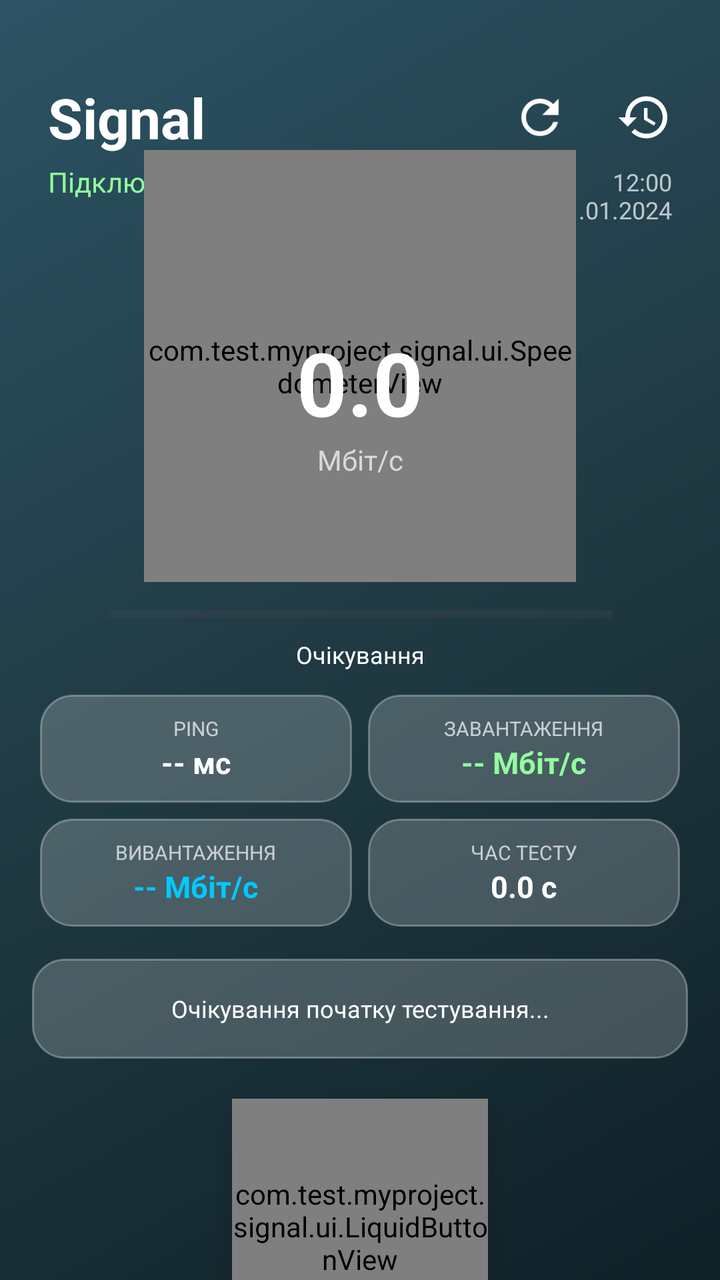
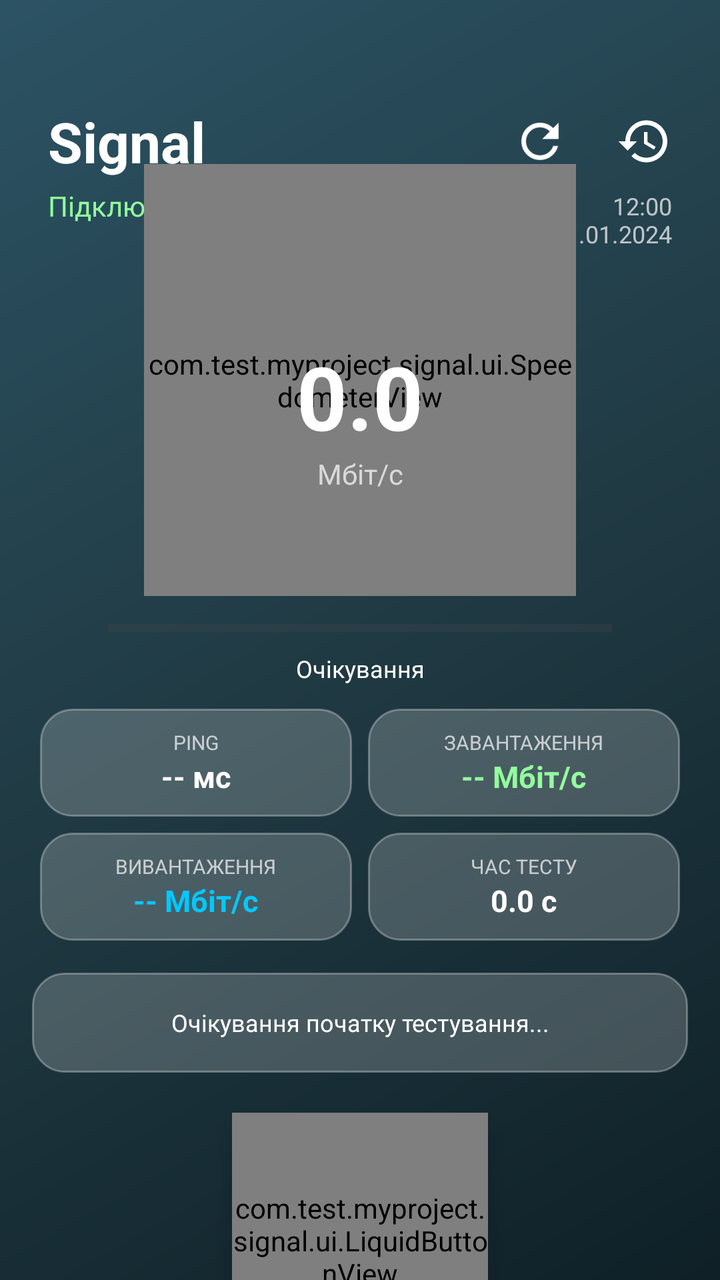

An Android layout rendered at two revisions. The XML below is the earlier revision; the diff shows what the commit changed to produce the second picture.
<!-- AndroidManifest.xml: activity theme Theme.Signal -->
<!-- res/layout/activity_main.xml -->
<?xml version="1.0" encoding="utf-8"?>
<androidx.constraintlayout.widget.ConstraintLayout xmlns:android="http://schemas.android.com/apk/res/android"
    xmlns:app="http://schemas.android.com/apk/res-auto"
    xmlns:tools="http://schemas.android.com/tools"
    android:layout_width="match_parent"
    android:layout_height="match_parent"
    android:background="@drawable/gradient_background"
    tools:context=".ui.MainActivity">

    <TextView
        android:id="@+id/tvAppTitle"
        android:layout_width="0dp"
        android:layout_height="wrap_content"
        android:layout_marginStart="24dp"
        android:layout_marginTop="40dp"
        android:text="Signal"
        android:textColor="#FFFFFF"
        android:textSize="28sp"
        android:textStyle="bold"
        app:layout_constraintEnd_toStartOf="@+id/btnRefresh"
        app:layout_constraintStart_toStartOf="parent"
        app:layout_constraintTop_toTopOf="parent" />

    <TextView
        android:id="@+id/tvNetworkType"
        android:layout_width="0dp"
        android:layout_height="wrap_content"
        android:layout_marginTop="4dp"
        android:text="Підключення: Перевірка..."
        android:textColor="#92FE9D"
        android:textSize="14sp"
        app:layout_constraintEnd_toStartOf="@+id/tvDateTime"
        app:layout_constraintStart_toStartOf="@+id/tvAppTitle"
        app:layout_constraintTop_toBottomOf="@+id/tvAppTitle" />

    <ImageView
        android:id="@+id/btnHistory"
        android:layout_width="48dp"
        android:layout_height="48dp"
        android:layout_marginEnd="14dp"
        android:background="?attr/selectableItemBackgroundBorderless"
        android:clickable="true"
        android:focusable="true"
        android:padding="10dp"
        android:src="@drawable/ic_history"
        app:layout_constraintBottom_toBottomOf="@+id/tvAppTitle"
        app:layout_constraintEnd_toEndOf="parent"
        app:layout_constraintTop_toTopOf="@+id/tvAppTitle"
        app:tint="#FFFFFF" />

    <ImageView
        android:id="@+id/btnRefresh"
        android:layout_width="48dp"
        android:layout_height="48dp"
        android:layout_marginEnd="4dp"
        android:background="?attr/selectableItemBackgroundBorderless"
        android:clickable="true"
        android:focusable="true"
        android:padding="10dp"
        android:src="@drawable/ic_refresh"
        app:layout_constraintBottom_toBottomOf="@+id/btnHistory"
        app:layout_constraintEnd_toStartOf="@+id/btnHistory"
        app:layout_constraintTop_toTopOf="@+id/btnHistory"
        app:tint="#FFFFFF" />

    <TextView
        android:id="@+id/tvDateTime"
        android:layout_width="wrap_content"
        android:layout_height="wrap_content"
        android:layout_marginEnd="24dp"
        android:gravity="end"
        android:text="12:00\n01.01.2024"
        android:textColor="#B3FFFFFF"
        android:textSize="12sp"
        app:layout_constraintEnd_toEndOf="parent"
        app:layout_constraintTop_toBottomOf="@+id/btnHistory" />

    <FrameLayout
        android:id="@+id/speedometerContainer"
        android:layout_width="0dp"
        android:layout_height="0dp"
        android:layout_marginTop="8dp"
        app:layout_constraintWidth_percent="0.6"
        app:layout_constraintDimensionRatio="1:1"
        app:layout_constraintVertical_chainStyle="packed"
        app:layout_constraintVertical_bias="0.4"
        app:layout_constraintBottom_toTopOf="@+id/tvServerLocation"
        app:layout_constraintEnd_toEndOf="parent"
        app:layout_constraintStart_toStartOf="parent"
        app:layout_constraintTop_toBottomOf="@+id/tvDateTime">

        <com.test.myproject.signal.ui.SpeedometerView
            android:id="@+id/speedometerView"
            android:layout_width="match_parent"
            android:layout_height="match_parent" />

        <androidx.constraintlayout.widget.ConstraintLayout
            android:layout_width="match_parent"
            android:layout_height="match_parent">

            <TextView
                android:id="@+id/tvCurrentSpeed"
                android:layout_width="0dp"
                android:layout_height="wrap_content"
                android:layout_marginHorizontal="20dp"
                android:gravity="center"
                android:lines="1"
                android:text="0.0"
                android:textColor="#FFFFFF"
                android:textSize="44sp"
                android:textStyle="bold"
                app:autoSizeMaxTextSize="44sp"
                app:autoSizeMinTextSize="24sp"
                app:autoSizeTextType="uniform"
                app:layout_constraintBottom_toBottomOf="parent"
                app:layout_constraintEnd_toEndOf="parent"
                app:layout_constraintStart_toStartOf="parent"
                app:layout_constraintTop_toTopOf="parent"
                app:layout_constraintVertical_bias="0.55" />

            <TextView
                android:id="@+id/tvSpeedUnit"
                android:layout_width="wrap_content"
                android:layout_height="wrap_content"
                android:text="Мбіт/с"
                android:textColor="#B3FFFFFF"
                android:textSize="14sp"
                app:layout_constraintEnd_toEndOf="@+id/tvCurrentSpeed"
                app:layout_constraintStart_toStartOf="@+id/tvCurrentSpeed"
                app:layout_constraintTop_toBottomOf="@+id/tvCurrentSpeed" />
        </androidx.constraintlayout.widget.ConstraintLayout>
    </FrameLayout>

    <TextView
        android:id="@+id/tvServerLocation"
        android:layout_width="0dp"
        android:layout_height="wrap_content"
        android:layout_marginTop="8dp"
        android:layout_marginHorizontal="16dp"
        android:gravity="center"
        android:text="Сервер: Очікування..."
        android:textColor="#F6D365"
        android:textSize="12sp"
        android:textStyle="bold"
        android:visibility="gone"
        app:layout_constraintBottom_toTopOf="@+id/connectionFlowView"
        app:layout_constraintEnd_toEndOf="parent"
        app:layout_constraintStart_toStartOf="parent"
        app:layout_constraintTop_toBottomOf="@+id/speedometerContainer" />

    <com.test.myproject.signal.ui.ConnectionFlowView
        android:id="@+id/connectionFlowView"
        android:layout_width="0dp"
        android:layout_height="70dp"
        android:layout_marginTop="8dp"
        android:visibility="gone"
        app:layout_constraintBottom_toTopOf="@+id/progressBarTest"
        app:layout_constraintEnd_toEndOf="parent"
        app:layout_constraintStart_toStartOf="parent"
        app:layout_constraintTop_toBottomOf="@+id/tvServerLocation" />

    <ProgressBar
        android:id="@+id/progressBarTest"
        style="?android:attr/progressBarStyleHorizontal"
        android:layout_width="0dp"
        android:layout_height="wrap_content"
        android:layout_marginTop="8dp"
        app:layout_constraintWidth_percent="0.7"
        android:max="100"
        android:progress="0"
        android:progressTint="#00C9FF"
        app:layout_constraintBottom_toTopOf="@+id/tvTestState"
        app:layout_constraintEnd_toEndOf="parent"
        app:layout_constraintStart_toStartOf="parent"
        app:layout_constraintTop_toBottomOf="@+id/connectionFlowView" />

    <TextView
        android:id="@+id/tvTestState"
        android:layout_width="wrap_content"
        android:layout_height="wrap_content"
        android:layout_marginTop="4dp"
        android:layout_marginBottom="8dp"
        android:text="Очікування"
        android:textColor="#FFFFFF"
        android:textSize="12sp"
        app:layout_constraintBottom_toTopOf="@+id/gridResults"
        app:layout_constraintEnd_toEndOf="parent"
        app:layout_constraintStart_toStartOf="parent"
        app:layout_constraintTop_toBottomOf="@id/progressBarTest" />

    <GridLayout
        android:id="@+id/gridResults"
        android:layout_width="0dp"
        android:layout_height="wrap_content"
        android:layout_marginHorizontal="16dp"
        android:layout_marginBottom="12dp"
        android:columnCount="2"
        android:rowCount="2"
        app:layout_constraintBottom_toTopOf="@+id/tvConclusion"
        app:layout_constraintEnd_toEndOf="parent"
        app:layout_constraintStart_toStartOf="parent"
        app:layout_constraintTop_toBottomOf="@+id/tvTestState">

        <LinearLayout
            android:layout_width="0dp"
            android:layout_height="wrap_content"
            android:layout_rowWeight="1"
            android:layout_columnWeight="1"
            android:layout_margin="4dp"
            android:background="@drawable/card_background"
            android:gravity="center"
            android:orientation="vertical"
            android:paddingHorizontal="4dp"
            android:paddingVertical="10dp">

            <TextView
                android:layout_width="wrap_content"
                android:layout_height="wrap_content"
                android:text="PING"
                android:textColor="#B3FFFFFF"
                android:textSize="10sp" />

            <TextView
                android:id="@+id/tvPing"
                android:layout_width="wrap_content"
                android:layout_height="wrap_content"
                android:text="-- мс"
                android:textColor="#FFFFFF"
                android:textSize="15sp"
                android:textStyle="bold" />
        </LinearLayout>

        <LinearLayout
            android:layout_width="0dp"
            android:layout_height="wrap_content"
            android:layout_rowWeight="1"
            android:layout_columnWeight="1"
            android:layout_margin="4dp"
            android:background="@drawable/card_background"
            android:gravity="center"
            android:orientation="vertical"
            android:paddingHorizontal="4dp"
            android:paddingVertical="10dp">

            <TextView
                android:layout_width="wrap_content"
                android:layout_height="wrap_content"
                android:text="ЗАВАНТАЖЕННЯ"
                android:textColor="#B3FFFFFF"
                android:textSize="10sp" />

            <TextView
                android:id="@+id/tvDownload"
                android:layout_width="wrap_content"
                android:layout_height="wrap_content"
                android:text="-- Мбіт/с"
                android:textColor="#92FE9D"
                android:textSize="15sp"
                android:textStyle="bold" />
        </LinearLayout>

        <LinearLayout
            android:layout_width="0dp"
            android:layout_height="wrap_content"
            android:layout_rowWeight="1"
            android:layout_columnWeight="1"
            android:layout_margin="4dp"
            android:background="@drawable/card_background"
            android:gravity="center"
            android:orientation="vertical"
            android:paddingHorizontal="4dp"
            android:paddingVertical="10dp">

            <TextView
                android:layout_width="wrap_content"
                android:layout_height="wrap_content"
                android:text="ВИВАНТАЖЕННЯ"
                android:textColor="#B3FFFFFF"
                android:textSize="10sp" />

            <TextView
                android:id="@+id/tvUpload"
                android:layout_width="wrap_content"
                android:layout_height="wrap_content"
                android:text="-- Мбіт/с"
                android:textColor="#00C9FF"
                android:textSize="15sp"
                android:textStyle="bold" />
        </LinearLayout>

        <LinearLayout
            android:layout_width="0dp"
            android:layout_height="wrap_content"
            android:layout_rowWeight="1"
            android:layout_columnWeight="1"
            android:layout_margin="4dp"
            android:background="@drawable/card_background"
            android:gravity="center"
            android:orientation="vertical"
            android:paddingHorizontal="4dp"
            android:paddingVertical="10dp">

            <TextView
                android:layout_width="wrap_content"
                android:layout_height="wrap_content"
                android:text="ЧАС ТЕСТУ"
                android:textColor="#B3FFFFFF"
                android:textSize="10sp" />

            <TextView
                android:id="@+id/tvDuration"
                android:layout_width="wrap_content"
                android:layout_height="wrap_content"
                android:text="0.0 с"
                android:textColor="#FFFFFF"
                android:textSize="15sp"
                android:textStyle="bold" />
        </LinearLayout>
    </GridLayout>

    <TextView
        android:id="@+id/tvConclusion"
        android:layout_width="0dp"
        android:layout_height="wrap_content"
        android:layout_marginHorizontal="16dp"
        android:layout_marginBottom="12dp"
        android:background="@drawable/card_background"
        android:gravity="center"
        android:minHeight="50dp"
        android:padding="12dp"
        android:text="Очікування початку тестування..."
        android:textColor="#FFFFFF"
        android:textSize="12sp"
        app:layout_constraintBottom_toTopOf="@+id/btnStartContainer"
        app:layout_constraintEnd_toEndOf="parent"
        app:layout_constraintStart_toStartOf="parent"
        app:layout_constraintTop_toBottomOf="@+id/gridResults" />

    <FrameLayout
        android:id="@+id/btnStartContainer"
        android:layout_width="0dp"
        android:layout_height="0dp"
        android:layout_marginBottom="24dp"
        app:layout_constraintWidth_percent="0.4"
        app:layout_constraintDimensionRatio="1:1"
        app:layout_constraintBottom_toBottomOf="parent"
        app:layout_constraintEnd_toEndOf="parent"
        app:layout_constraintStart_toStartOf="parent"
        app:layout_constraintTop_toBottomOf="@+id/tvConclusion">

        <com.test.myproject.signal.ui.LiquidButtonView
            android:id="@+id/btnStartTest"
            android:layout_width="match_parent"
            android:layout_height="match_parent"
            android:layout_margin="8dp"
            android:layout_gravity="center"
            android:elevation="8dp" />
    </FrameLayout>

</androidx.constraintlayout.widget.ConstraintLayout>
<!-- resources referenced by this layout -->
<resources>
  <!-- drawable card_background (drawable) -->
  <?xml version="1.0" encoding="utf-8"?>
  <shape xmlns:android="http://schemas.android.com/apk/res/android">
      <solid android:color="#33FFFFFF" />
      <corners android:radius="16dp" />
      <stroke
          android:width="1dp"
          android:color="#4DFFFFFF" />
  </shape>
  <!-- drawable gradient_background (drawable) -->
  <?xml version="1.0" encoding="utf-8"?>
  <shape xmlns:android="http://schemas.android.com/apk/res/android">
      <gradient
          android:angle="135"
          android:centerColor="#203A43"
          android:endColor="#2C5364"
          android:startColor="#0F2027"
          android:type="linear" />
  </shape>
  <!-- drawable ic_history (drawable) -->
  <vector xmlns:android="http://schemas.android.com/apk/res/android"
      android:width="24dp"
      android:height="24dp"
      android:tint="#FFFFFF"
      android:viewportWidth="24"
      android:viewportHeight="24">
      <path
          android:fillColor="@android:color/white"
          android:pathData="M13,3c-4.97,0 -9,4.03 -9,9L1,12l3.89,3.89l0.07,0.14L9,12H6c0,-3.87 3.13,-7 7,-7s7,3.13 7,7 -3.13,7 -7,7c-1.93,0 -3.68,-0.79 -4.94,-2.06l-1.42,1.42C8.27,19.99 10.51,21 13,21c4.97,0 9,-4.03 9,-9s-4.03,-9 -9,-9zM12,8v5l4.28,2.54 0.72,-1.21 -3.5,-2.08V8H12z" />
  </vector>
  <!-- drawable ic_refresh (drawable) -->
  <?xml version="1.0" encoding="utf-8"?>
  <vector xmlns:android="http://schemas.android.com/apk/res/android"
      android:width="24dp"
      android:height="24dp"
      android:tint="#FFFFFF"
      android:viewportWidth="24"
      android:viewportHeight="24">
      <path
          android:fillColor="@android:color/white"
          android:pathData="M17.65,6.35C16.2,4.9 14.21,4 12,4c-4.42,0 -7.99,3.58 -7.99,8s3.57,8 7.99,8c3.73,0 6.84,-2.55 7.73,-6h-2.08c-0.82,2.33 -3.04,4 -5.65,4 -3.31,0 -6,-2.69 -6,-6s2.69,-6 6,-6c1.66,0 3.14,0.69 4.22,1.78L13,11h7V4l-2.35,2.35z" />
  </vector>
  <style name="Theme.Signal" parent="Base.Theme.Signal" />
  <style name="Base.Theme.Signal" parent="Theme.Material3.DayNight.NoActionBar" />
</resources>

<!-- the commit's change to res/layout/activity_main.xml (unified diff, before → after) -->
@@ -12,7 +12,7 @@
         android:layout_width="0dp"
         android:layout_height="wrap_content"
         android:layout_marginStart="24dp"
-        android:layout_marginTop="40dp"
+        android:layout_marginTop="52dp"
         android:text="Signal"
         android:textColor="#FFFFFF"
         android:textSize="28sp"
